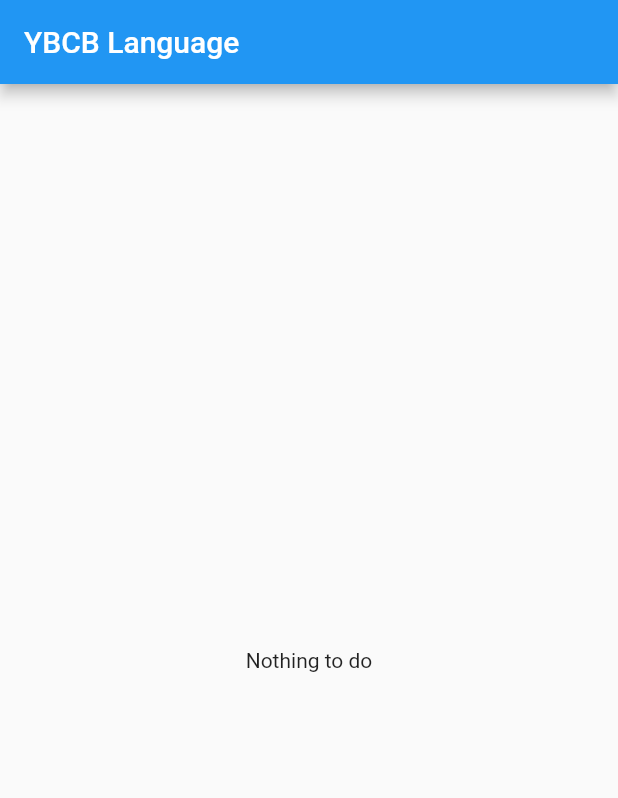
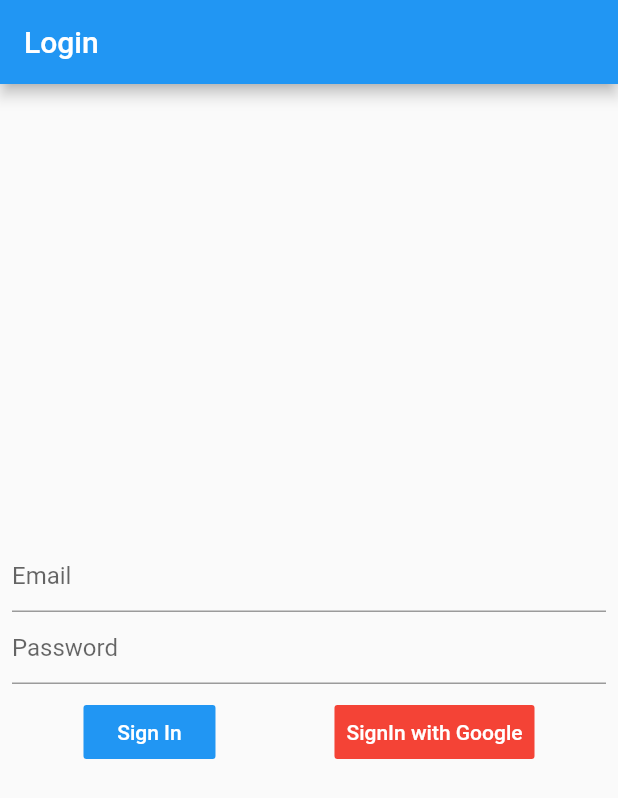
Before and after one commit to breezjw/ybcb_language, a Flutter app: the screen it shows after launch, on a phone screen of 412 x 824 dp. Shown: the top 798 px of the screen. Run offline on Flutter 3.47's test engine with Material 2 defaults, Android fonts, the light colour scheme and no system bars; our stand-ins replace cloud_firestore, firebase_auth, firebase_core, get, google_sign_in, logger; accounts and stored records are empty; statements that could not run were skipped.

Commit message:
[Imp] Fire auth - google login

```diff
--- a/lib/app_routes.dart
+++ b/lib/app_routes.dart
@@ -1,11 +1,16 @@
 import 'package:get/get.dart';
 import 'package:language/view/content_card_list.dart';
+import 'package:language/view/login_page.dart';
 
 class AppRoutes {
   static final routes = [
     GetPage(
+      name: '/login',
+      page: () => LoginPage(),
+    ),
+    GetPage(
       name: '/',
-      page: () => CardList(),
+      page: () => ContentCardList(),
     ),
   ];
 }
--- /dev/null
+++ b/lib/controller/auth_controller.dart
@@ -0,0 +1,87 @@
+import 'package:flutter/material.dart';
+import 'package:get/get.dart';
+import 'package:firebase_auth/firebase_auth.dart';
+import 'package:logger/logger.dart';
+import 'package:language/service/fireauth/auth_service.dart';
+
+enum SignInType { EMAIL_PASSWORD, GOOGLE }
+
+class AuthController extends GetxController {
+
+  Logger logger = Logger();
+
+  static AuthController to = Get.find();
+  RxBool isLogged = false.obs;
+  TextEditingController? emailController;
+  TextEditingController? passwordController;
+  AuthService? _authService;
+  Rxn<User> user = Rxn<User>();
+
+  AuthController() {
+    _authService = AuthService();
+    _authService?.onAuthChanged().listen((event) {
+      logger.d("onAuthChanged");
+      logger.d("${user.value}");
+      isLogged.value = event != null;
+      user.value = event;
+    });
+    emailController = TextEditingController();
+    passwordController = TextEditingController();
+  }
+
+
+  @override
+  void onInit() async {
+    ever(isLogged, handleAuthChanged);
+    user.value = await _authService?.getCurrentUser();
+    isLogged.value = user.value != null;
+
+    logger.d("$user");
+
+    super.onInit();
+  }
+
+  handleAuthChanged(isLoggedIn) {
+    if (isLoggedIn == false) {
+      logger.d("Go /login");
+      Get.offAllNamed("/login");
+    } else {
+      logger.d("Go /");
+      Get.offAllNamed("/");
+    }
+  }
+
+  handleSignIn(SignInType type) async {
+    if (type == SignInType.EMAIL_PASSWORD) {
+      if (emailController?.text == "" || passwordController?.text == "") {
+        Get.snackbar(
+          "Error",
+          "Empty email or password",
+        );
+        return;
+      }
+    }
+
+    Get.snackbar("Signing In", "Loading",
+        showProgressIndicator: true,
+        snackPosition: SnackPosition.BOTTOM,
+        duration: Duration(minutes: 2));
+    try {
+      if (type == SignInType.GOOGLE) {
+        await _authService?.signInWithGoogle();
+        Get.offAllNamed("/");
+      }
+    } on Exception catch (_, e) {
+      Get.back();
+      Get.defaultDialog(title: "Error", middleText: e.toString(), actions: [
+        FlatButton(
+          onPressed: () {
+            Get.back();
+          },
+          child: Text("Close"),
+        ),
+      ]);
+      logger.e(e);
+    }
+  }
+}
--- a/lib/main.dart
+++ b/lib/main.dart
@@ -3,6 +3,7 @@ import 'package:get/get.dart';
 import 'package:firebase_core/firebase_core.dart';
 import 'package:cloud_firestore/cloud_firestore.dart';
 import 'package:language/app_routes.dart';
+import 'package:language/controller/auth_controller.dart';
 
 void main() async {
   WidgetsFlutterBinding.ensureInitialized();
@@ -11,17 +12,22 @@ void main() async {
   FirebaseFirestore.instance.settings =
       const Settings(persistenceEnabled: false);
 
-  runApp(const MyApp());
+  Get.testMode = true;
+
+  runApp(MyApp());
 }
 
 class MyApp extends StatelessWidget {
-  const MyApp({Key? key}) : super(key: key);
+  MyApp({Key? key}) : super(key: key);
+
+  final AuthController authController = Get.put<AuthController>(AuthController());
 
   // This widget is the root of your application.
   @override
   Widget build(BuildContext context) {
+
     return GetMaterialApp(
-      initialRoute: "/",
+      initialRoute: "/login",
       getPages: AppRoutes.routes,
     );
   }
--- a/lib/view/content_card_list.dart
+++ b/lib/view/content_card_list.dart
@@ -6,8 +6,8 @@ import 'package:logger/logger.dart';
 
 import 'content_card_item.dart';
 
-class CardList extends StatelessWidget {
-  CardList({Key? key}) : super(key: key);
+class ContentCardList extends StatelessWidget {
+  ContentCardList({Key? key}) : super(key: key);
 
   final Logger logger = Logger();
 
--- /dev/null
+++ b/lib/view/login_page.dart
@@ -0,0 +1,70 @@
+import 'package:flutter/material.dart';
+import 'package:language/controller/auth_controller.dart';
+
+class LoginPage extends StatelessWidget {
+  final AuthController authController = AuthController.to;
+
+  @override
+  Widget build(BuildContext context) {
+    return Scaffold(
+      appBar: AppBar(
+        title: Text("Login"),
+      ),
+      body: Padding(
+        padding: const EdgeInsets.all(8.0),
+        child: Column(
+          mainAxisAlignment: MainAxisAlignment.center,
+          children: [
+            TextField(
+              controller: authController.emailController,
+              decoration: InputDecoration(hintText: "Email"),
+            ),
+            TextField(
+              controller: authController.passwordController,
+              decoration: InputDecoration(hintText: "Password"),
+            ),
+            Padding(
+              padding: const EdgeInsets.all(8.0),
+              child: Row(
+                mainAxisAlignment: MainAxisAlignment.spaceAround,
+                children: <Widget>[
+                  FlatButton(
+                    padding: EdgeInsets.all(8),
+                    color: Colors.blue,
+                    onPressed: () {
+                      authController.handleSignIn(SignInType.EMAIL_PASSWORD);
+                    },
+                    child: Text(
+                      "Sign In",
+                      style: TextStyle(color: Colors.white),
+                    ),
+                  ),
+                  FlatButton(
+                    padding: EdgeInsets.all(8),
+                    color: Colors.primaries[0],
+                    onPressed: () {
+                      authController.handleSignIn(SignInType.GOOGLE);
+                    },
+                    child: Text(
+                      "SignIn with Google",
+                      style: TextStyle(color: Colors.white),
+                    ),
+                  ),
+                ],
+              ),
+            ),
+            // GestureDetector(
+            //   onTap: () {
+            //     Get.toNamed("/register");
+            //   },
+            //   child: Padding(
+            //     padding: const EdgeInsets.all(8.0),
+            //     child: Text("No account ? Register Here!"),
+            //   ),
+            // )
+          ],
+        ),
+      ),
+    );
+  }
+}
--- a/pubspec.yaml
+++ b/pubspec.yaml
@@ -50,7 +50,10 @@ dev_dependencies:
 
   logger: ^1.1.0
 
+  google_sign_in: ^5.1.1
+
   firebase_core: ^1.7.0
+  firebase_auth: ^3.1.3
   cloud_firestore: ^2.5.3
 
 # For information on the generic Dart part of this file, see the
```
Also changed, not shown: lib/service/fireauth/auth_service.dart (+57 -0 lines).
